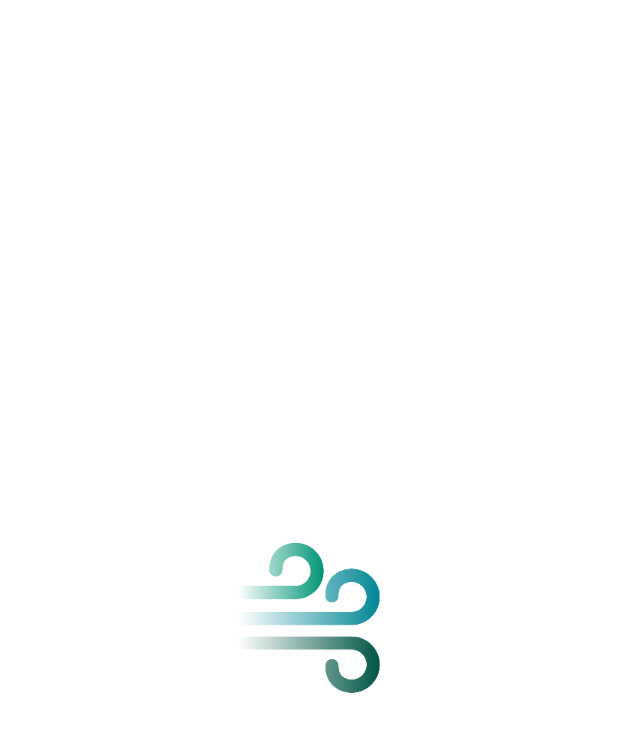
After one commit to roberto-o-r/one-breath-android, an Android app: the SplashActivity screen opened directly, with no data from a screen before it, on a phone screen of 412 x 824 dp. The commit adds this screen. Shown: the top 732 px of the screen. Run offline under Robolectric (Android 15) with nearby library versions, the phone set to English and light mode, and no system bars; 1 statement that could not run was skipped.

Commit message:
Add splash screen the right way

```diff
--- a/app/src/main/AndroidManifest.xml
+++ b/app/src/main/AndroidManifest.xml
@@ -9,13 +9,15 @@
         android:roundIcon="@mipmap/ic_launcher_round"
         android:supportsRtl="true"
         android:theme="@style/AppTheme">
-        <activity android:name=".MainActivity">
+        <activity android:name=".splash.SplashActivity"
+            android:theme="@style/SplashTheme">
             <intent-filter>
                 <action android:name="android.intent.action.MAIN" />
 
                 <category android:name="android.intent.category.LAUNCHER" />
             </intent-filter>
         </activity>
+        <activity android:name=".main.MainActivity"></activity>
     </application>
 
 </manifest>
--- a/app/src/main/java/com/isscroberto/onebreath/MainActivity.kt
+++ b/app/src/main/java/com/isscroberto/onebreath/main/MainActivity.kt
@@ -1,7 +1,8 @@
-package com.isscroberto.onebreath
+package com.isscroberto.onebreath.main
 
 import android.support.v7.app.AppCompatActivity
 import android.os.Bundle
+import com.isscroberto.onebreath.R
 
 class MainActivity : AppCompatActivity() {
 
--- /dev/null
+++ b/app/src/main/java/com/isscroberto/onebreath/splash/SplashActivity.kt
@@ -0,0 +1,17 @@
+package com.isscroberto.onebreath.splash
+
+import android.content.Intent
+import android.support.v7.app.AppCompatActivity
+import android.os.Bundle
+import com.isscroberto.onebreath.main.MainActivity
+
+class SplashActivity : AppCompatActivity() {
+
+    override fun onCreate(savedInstanceState: Bundle?) {
+        super.onCreate(savedInstanceState)
+
+        val intent = Intent(this, MainActivity::class.java)
+        startActivity(intent)
+        finish()
+    }
+}
--- /dev/null
+++ b/app/src/main/res/drawable/splash_screen.xml
@@ -0,0 +1,15 @@
+<?xml version="1.0" encoding="utf-8"?>
+<layer-list xmlns:android="http://schemas.android.com/apk/res/android">
+
+    <item
+        android:drawable="@color/white"/>
+
+    <item
+        android:left="20dp"
+        android:right="20dp">
+        <bitmap
+            android:gravity="center"
+            android:src="@drawable/ic_logo"/>
+    </item>
+
+</layer-list>
--- a/app/src/main/res/layout/activity_main.xml
+++ b/app/src/main/res/layout/activity_main.xml
@@ -4,7 +4,7 @@
     xmlns:tools="http://schemas.android.com/tools"
     android:layout_width="match_parent"
     android:layout_height="match_parent"
-    tools:context="com.isscroberto.onebreath.MainActivity">
+    tools:context="com.isscroberto.onebreath.main.MainActivity">
 
     <TextView
         android:layout_width="wrap_content"
--- a/app/src/main/res/values/colors.xml
+++ b/app/src/main/res/values/colors.xml
@@ -3,4 +3,6 @@
     <color name="colorPrimary">#3F51B5</color>
     <color name="colorPrimaryDark">#303F9F</color>
     <color name="colorAccent">#FF4081</color>
+
+    <color name="white">#FFF</color>
 </resources>
--- a/app/src/main/res/values/styles.xml
+++ b/app/src/main/res/values/styles.xml
@@ -1,11 +1,19 @@
 <resources>
 
-    <!-- Base application theme. -->
     <style name="AppTheme" parent="Theme.AppCompat.Light.DarkActionBar">
-        <!-- Customize your theme here. -->
         <item name="colorPrimary">@color/colorPrimary</item>
         <item name="colorPrimaryDark">@color/colorPrimaryDark</item>
         <item name="colorAccent">@color/colorAccent</item>
     </style>
 
+    <style name="AppTheme.NoActionBar" parent="Theme.AppCompat.Light.NoActionBar">
+        <item name="colorPrimary">@color/colorPrimary</item>
+        <item name="colorPrimaryDark">@color/colorPrimaryDark</item>
+        <item name="colorAccent">@color/colorAccent</item>
+    </style>
+
+    <style name="SplashTheme" parent="Theme.AppCompat.NoActionBar">
+        <item name="android:windowBackground">@drawable/splash_screen</item>
+    </style>
+
 </resources>
```
Also changed, not shown: app/src/main/res/drawable-xxxhdpi/ic_logo.png (added), 1 other file.
